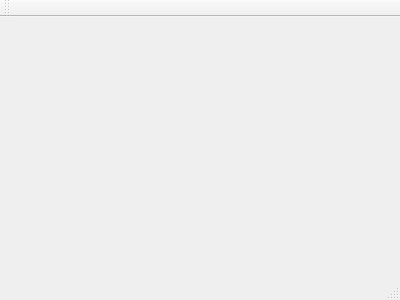
Old version of the form KCloud/GraphicClient/GuiClient.ui in the repository milazzo-g/KCloud.
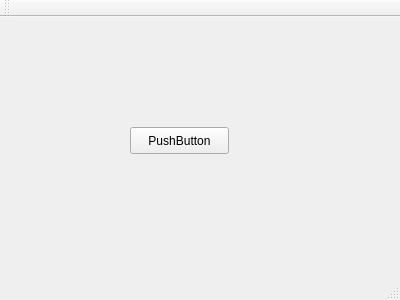
New version of the form.

```diff
--- a/KCloud/GraphicClient/GuiClient.ui
+++ b/KCloud/GraphicClient/GuiClient.ui
@@ -13,7 +13,21 @@
   <property name="windowTitle">
    <string>KCloud::Client</string>
   </property>
-  <widget class="QWidget" name="centralWidget"/>
+  <widget class="QWidget" name="centralWidget">
+   <widget class="QPushButton" name="pushButton">
+    <property name="geometry">
+     <rect>
+      <x>130</x>
+      <y>110</y>
+      <width>99</width>
+      <height>27</height>
+     </rect>
+    </property>
+    <property name="text">
+     <string>PushButton</string>
+    </property>
+   </widget>
+  </widget>
   <widget class="QMenuBar" name="menuBar">
    <property name="geometry">
     <rect>
```
